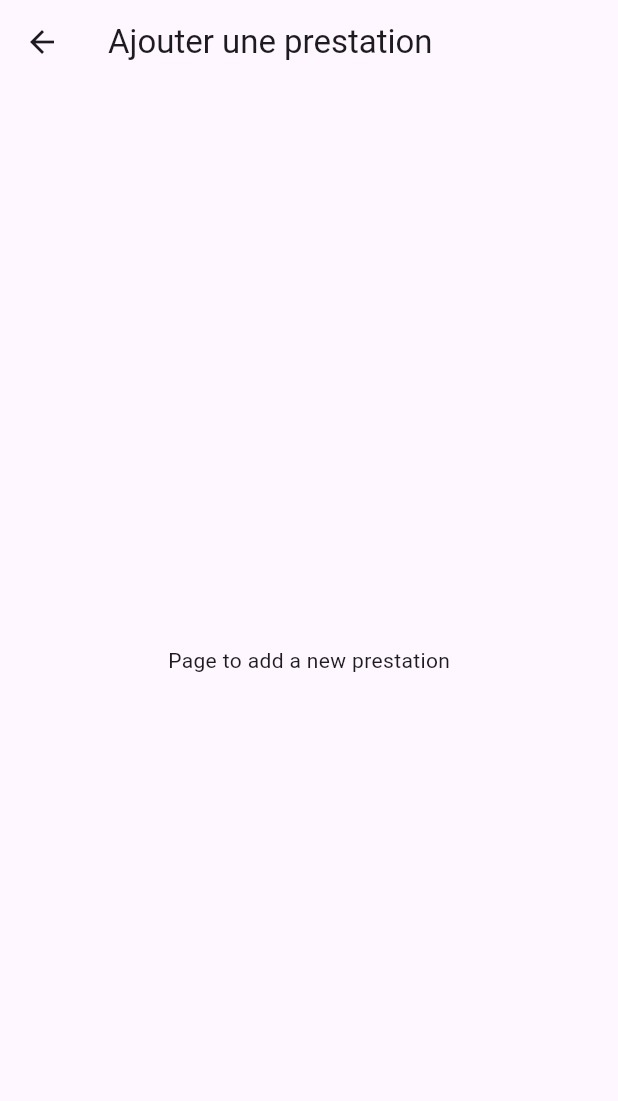
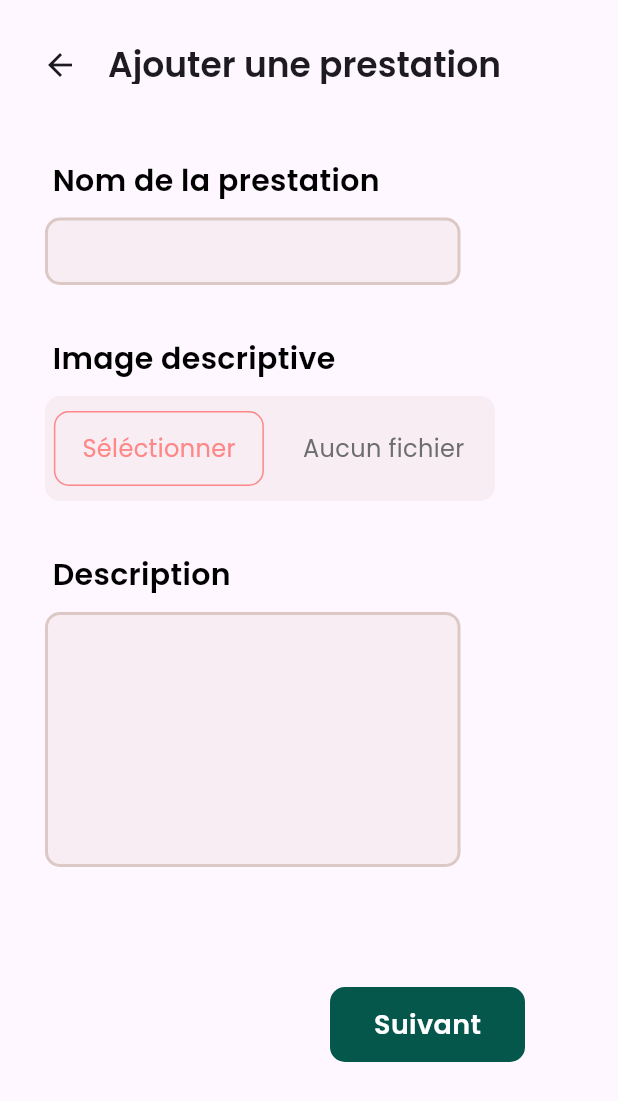
Before and after one commit to SarahGhecham/projet2cp, a Flutter app: the AddDomainePage screen opened directly, after a tap on "Ajouter une prestation", on a phone screen of 412 x 824 dp. Shown: the top 1101 px of the screen. Run offline on Flutter 3.47's test engine with Material 3 defaults, Android fonts, the phone set to English and light mode, and no system bars; our stand-ins replace charts_flutter, flutter_rating_bar, flutter_screenutil, flutter_svg, flutter_typeahead, get and 8 more; missing offline and left inert: dart:ffi; accounts and stored records are empty; network calls fail; project files that could hold a hidden picture were left out.

Commit message:
ajouter prestation

```diff
--- a/frontend/flutter_application_proj2cp/lib/app.dart
+++ b/frontend/flutter_application_proj2cp/lib/app.dart
@@ -49,7 +49,7 @@ class App extends StatelessWidget {
             iconTheme: const IconThemeData(color: vertClair),
           ),*/
 
-          home: LogInPage(),
+          home: BottomNavBarAdmin(),
         );
       },
 
--- a/frontend/flutter_application_proj2cp/lib/pages/admin_pages/ajouter_domaine.dart
+++ b/frontend/flutter_application_proj2cp/lib/pages/admin_pages/ajouter_domaine.dart
@@ -4,7 +4,7 @@ import 'package:flutter/cupertino.dart';
 import 'package:flutter/material.dart';
 import 'package:flutter/widgets.dart';
 import 'package:flutter_application_proj2cp/constants/constants.dart';
-import 'package:flutter_application_proj2cp/pages/admin_pages/ajouter_prestation.dart';
+import 'package:flutter_application_proj2cp/pages/admin_pages/ajouter_prestation1.dart';
 import 'package:google_fonts/google_fonts.dart';
 import 'package:image_picker/image_picker.dart';
 import 'dart:io';
@@ -18,7 +18,7 @@ class AddDomainePage extends StatefulWidget {
 class _AddDomainePageState extends State<AddDomainePage> {
   TextEditingController _domaineController = TextEditingController();
   File? _imageFile;
-
+  List<String> _prestations = [];
   Future<void> _selectImage() async {
     final picker = ImagePicker();
     final pickedFile = await picker.getImage(source: ImageSource.gallery);
@@ -27,6 +27,21 @@ class _AddDomainePageState extends State<AddDomainePage> {
         _imageFile = File(pickedFile.path);
       });
     }
+  }
+
+  void _addPrestation() {
+    Navigator.push(
+      context,
+      MaterialPageRoute(
+        builder: (context) => AddPrestationPage(
+          onPrestationAdded: (prestation) {
+            setState(() {
+              _prestations.add(prestation);
+            });
+          },
+        ),
+      ),
+    );
   }
 
   Future<void> _ajouterDomaine() async {
@@ -239,14 +254,13 @@ class _AddDomainePageState extends State<AddDomainePage> {
                   ),
                 ),
               ),
-              GestureDetector(
-                onTap: () {
-                  Navigator.push(
-                    context,
-                    MaterialPageRoute(
-                        builder: (context) => AddPrestationPage()),
-                  );
-                },
+              ListView.builder(
+                shrinkWrap: true,
+                itemCount: _prestations.length + 1,
+                itemBuilder: (context, index) {
+                  if (index == _prestations.length) {
+                    return GestureDetector(
+                      onTap: _addPrestation,
                       child: Padding(
                         padding: const EdgeInsets.all(15),
                         child: Container(
@@ -274,6 +288,30 @@ class _AddDomainePageState extends State<AddDomainePage> {
                           ),
                         ),
                       ),
+                    );
+                  } else {
+                    return Padding(
+                      padding: const EdgeInsets.all(15),
+                      child: Container(
+                        width: 300,
+                        height: 60,
+                        decoration: BoxDecoration(
+                          color: const Color(0xFFDCC8C5).withOpacity(0.22),
+                          borderRadius: BorderRadius.circular(10),
+                        ),
+                        child: Center(
+                          child: Text(
+                            _prestations[index],
+                            style: GoogleFonts.poppins(
+                              fontSize: 16,
+                              color: Colors.black,
+                            ),
+                          ),
+                        ),
+                      ),
+                    );
+                  }
+                },
               ),
               SizedBox(
                 height: 180,
--- a/frontend/flutter_application_proj2cp/lib/pages/admin_pages/ajouter_prestation.dart
+++ /dev/null
@@ -1,16 +0,0 @@
-import 'package:flutter/cupertino.dart';
-import 'package:flutter/material.dart';
-
-class AddPrestationPage extends StatelessWidget {
-  @override
-  Widget build(BuildContext context) {
-    return Scaffold(
-      appBar: AppBar(
-        title: Text('Ajouter une prestation'),
-      ),
-      body: Center(
-        child: Text('Page to add a new prestation'),
-      ),
-    );
-  }
-}
--- /dev/null
+++ b/frontend/flutter_application_proj2cp/lib/pages/admin_pages/ajouter_prestation1.dart
@@ -0,0 +1,278 @@
+import 'dart:io';
+
+import 'package:flutter/cupertino.dart';
+import 'package:flutter/material.dart';
+import 'package:flutter_application_proj2cp/constants/constants.dart';
+import 'package:flutter_application_proj2cp/pages/admin_pages/ajouter_prestation2.dart';
+import 'package:google_fonts/google_fonts.dart';
+import 'package:image_picker/image_picker.dart';
+
+class PrestationData {
+  String nomPrestation = '';
+  File? imageFile;
+  String description = '';
+
+  // Add other relevant data fields for your prestation
+
+  // Consider a constructor to initialize data if needed
+  PrestationData(
+      {this.nomPrestation = '', this.imageFile, this.description = ''});
+}
+
+class AddPrestationPage extends StatefulWidget {
+  final Function(String) onPrestationAdded;
+
+  const AddPrestationPage({Key? key, required this.onPrestationAdded})
+      : super(key: key);
+
+  @override
+  _AddPrestationPageState createState() => _AddPrestationPageState();
+}
+
+class _AddPrestationPageState extends State<AddPrestationPage> {
+  final TextEditingController _prestationController = TextEditingController();
+  //File? _imageFile;
+  PrestationData _prestationData = PrestationData();
+  /*void _ajouterPrestation() {
+    final prestation = _prestationController.text;
+    if (prestation.isNotEmpty) {
+      widget.onPrestationAdded(prestation);
+      Navigator.pop(context);
+    }
+  }*/
+
+  Future<void> _selectImage() async {
+    final picker = ImagePicker();
+    final pickedFile = await picker.getImage(source: ImageSource.gallery);
+    if (pickedFile != null) {
+      setState(() {
+        _prestationData.imageFile = File(pickedFile.path);
+      });
+    }
+  }
+
+  @override
+  Widget build(BuildContext context) {
+    return Scaffold(
+      appBar: AppBar(
+        automaticallyImplyLeading: false,
+        title: Row(
+          mainAxisAlignment: MainAxisAlignment.start,
+          children: [
+            Padding(
+              padding: const EdgeInsets.only(top: 30),
+              child: IconButton(
+                icon: Icon(Icons.arrow_back),
+                onPressed: () {
+                  Navigator.pop(
+                      context); // Navigate back when back arrow is pressed
+                },
+              ),
+            ),
+            Padding(
+              padding: const EdgeInsets.only(top: 30, left: 8),
+              child: Text(
+                'Ajouter une prestation',
+                style: GoogleFonts.poppins(
+                  textStyle: TextStyle(
+                    fontSize: 23,
+                    fontWeight: FontWeight.w600,
+                  ),
+                ),
+              ),
+            ),
+          ],
+        ),
+      ),
+      body: Padding(
+        padding: const EdgeInsets.all(20.0),
+        child: SingleChildScrollView(
+          child: Column(
+            crossAxisAlignment: CrossAxisAlignment.start,
+            children: [
+              Padding(
+                padding: const EdgeInsets.fromLTRB(15, 30, 30, 0),
+                child: Text(
+                  'Nom de la prestation',
+                  style: GoogleFonts.poppins(
+                    fontSize: 20,
+                    fontWeight: FontWeight.w600,
+                    color: Colors.black,
+                  ),
+                ),
+              ),
+              Padding(
+                padding: const EdgeInsets.all(10.0),
+                child: Container(
+                  width: 277,
+                  height: 45,
+                  decoration: BoxDecoration(
+                    color: const Color(0xFFDCC8C5).withOpacity(0.22),
+                    border: Border.all(
+                      color: const Color(0xFFDCC8C5),
+                      width: 2,
+                    ),
+                    borderRadius: BorderRadius.circular(10),
+                  ),
+                  child: TextFormField(
+                    controller: _prestationController,
+                    decoration: InputDecoration(
+                      //hintText: "Saisir un nom",
+                      hintStyle: GoogleFonts.poppins(
+                        color: const Color(0xFF777777),
+                      ),
+                      contentPadding: const EdgeInsets.symmetric(
+                        vertical: 10.0,
+                        horizontal: 16.0,
+                      ),
+                      border: InputBorder.none,
+                    ),
+                  ),
+                ),
+              ),
+              Padding(
+                padding: const EdgeInsets.fromLTRB(15, 25, 30, 0),
+                child: Text(
+                  'Image descriptive',
+                  style: GoogleFonts.poppins(
+                    fontSize: 20,
+                    fontWeight: FontWeight.w600,
+                    color: Colors.black,
+                  ),
+                ),
+              ),
+              Stack(children: [
+                _prestationData.imageFile != null
+                    ? Image.file(_prestationData.imageFile!)
+                    : Padding(
+                        padding: const EdgeInsets.all(10.0),
+                        child: Container(
+                          width: 300,
+                          height: 70,
+                          decoration: BoxDecoration(
+                            color: const Color(0xFFDCC8C5).withOpacity(0.22),
+                            borderRadius: BorderRadius.circular(10),
+                          ),
+                        ),
+                      ),
+                Positioned.fill(
+                  child: Row(
+                    mainAxisAlignment: MainAxisAlignment.spaceEvenly,
+                    children: [
+                      GestureDetector(
+                        onTap: _selectImage,
+                        child: Container(
+                          width: 140,
+                          height: 50,
+                          decoration: BoxDecoration(
+                            border: Border.all(
+                              color: crevette,
+                              width: 1,
+                            ),
+                            borderRadius: BorderRadius.circular(10),
+                          ),
+                          child: Center(
+                            child: Text(
+                              'Séléctionner',
+                              style: GoogleFonts.poppins(
+                                fontSize: 16,
+                                color: crevette,
+                              ),
+                            ),
+                          ),
+                        ),
+                      ),
+                      Padding(
+                        padding: const EdgeInsets.all(10.0),
+                        child: Text(
+                          'Aucun fichier ',
+                          style: GoogleFonts.poppins(
+                            fontSize: 16,
+                            //fontWeight: FontWeight.w600,
+                            color: Color.fromARGB(255, 109, 109, 109),
+                          ),
+                        ),
+                      ),
+                    ],
+                  ),
+                ),
+              ]),
+              Padding(
+                padding: const EdgeInsets.fromLTRB(15, 25, 30, 0),
+                child: Text(
+                  'Description',
+                  style: GoogleFonts.poppins(
+                    fontSize: 20,
+                    fontWeight: FontWeight.w600,
+                    color: Colors.black,
+                  ),
+                ),
+              ),
+              Padding(
+                padding: const EdgeInsets.all(10.0),
+                child: Container(
+                  width: 277,
+                  height: 170,
+                  decoration: BoxDecoration(
+                    color: const Color(0xFFDCC8C5).withOpacity(0.22),
+                    border: Border.all(
+                      color: const Color(0xFFDCC8C5),
+                      width: 2,
+                    ),
+                    borderRadius: BorderRadius.circular(10),
+                  ),
+                  child: TextFormField(
+                    decoration: InputDecoration(
+                      //hintText: "Saisir un nom",
+                      hintStyle: GoogleFonts.poppins(
+                        color: const Color(0xFF777777),
+                      ),
+                      contentPadding: const EdgeInsets.symmetric(
+                        vertical: 10.0,
+                        horizontal: 16.0,
+                      ),
+                      border: InputBorder.none,
+                    ),
+                  ),
+                ),
+              ),
+              SizedBox(
+                height: 70,
+              ),
+              Padding(
+                padding: const EdgeInsets.only(left: 200),
+                child: GestureDetector(
+                  onTap: () {
+                    Navigator.push(
+                      context,
+                      MaterialPageRoute(
+                        builder: (context) => AddPrestationPage2(),
+                      ),
+                    );
+                  },
+                  child: Container(
+                      height: 50,
+                      width: 130,
+                      decoration: BoxDecoration(
+                        color: vertFonce,
+                        borderRadius: BorderRadius.circular(10),
+                      ),
+                      child: Center(
+                        child: Text(
+                          'Suivant',
+                          style: GoogleFonts.poppins(
+                            fontSize: 18,
+                            color: kWhite,
+                            fontWeight: FontWeight.w600,
+                          ),
+                        ),
+                      )),
+                ),
+              ),
+            ],
+          ),
+        ),
+      ),
+    );
+  }
+}
--- a/frontend/flutter_application_proj2cp/pubspec.yaml
+++ b/frontend/flutter_application_proj2cp/pubspec.yaml
@@ -38,6 +38,8 @@ dependencies:
   url_launcher: ^6.1.12
   flutter_modular: ^5.0.0
   material_design_icons_flutter: ^5.0.0
+  flutter_image_utilities: ^2.1.0
+  provider: ^6.1.2
 
 
 dev_dependencies:
```
Also changed, not shown: frontend/flutter_application_proj2cp/lib/pages/admin_pages/ajouter_prestation2.dart (added, +331 -0 lines), frontend/flutter_application_proj2cp/pubspec.lock, 5 other files. Lines whose indentation alone changed are shown as unchanged.
